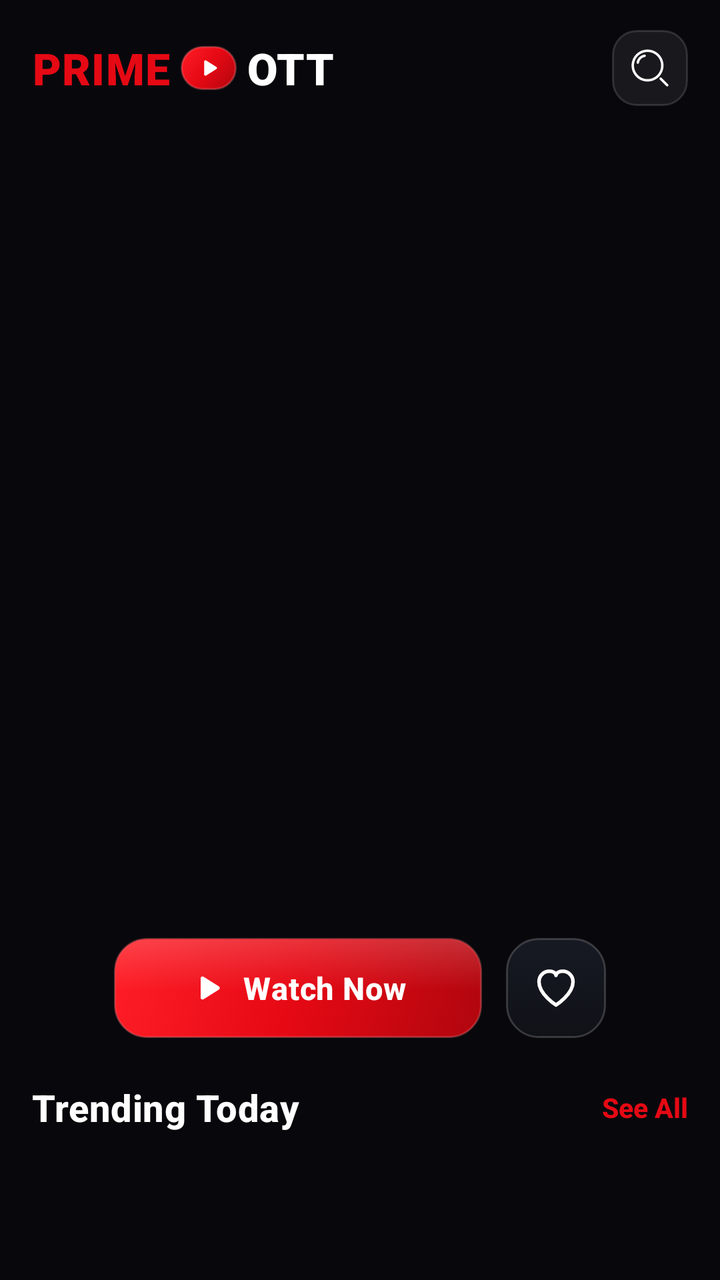
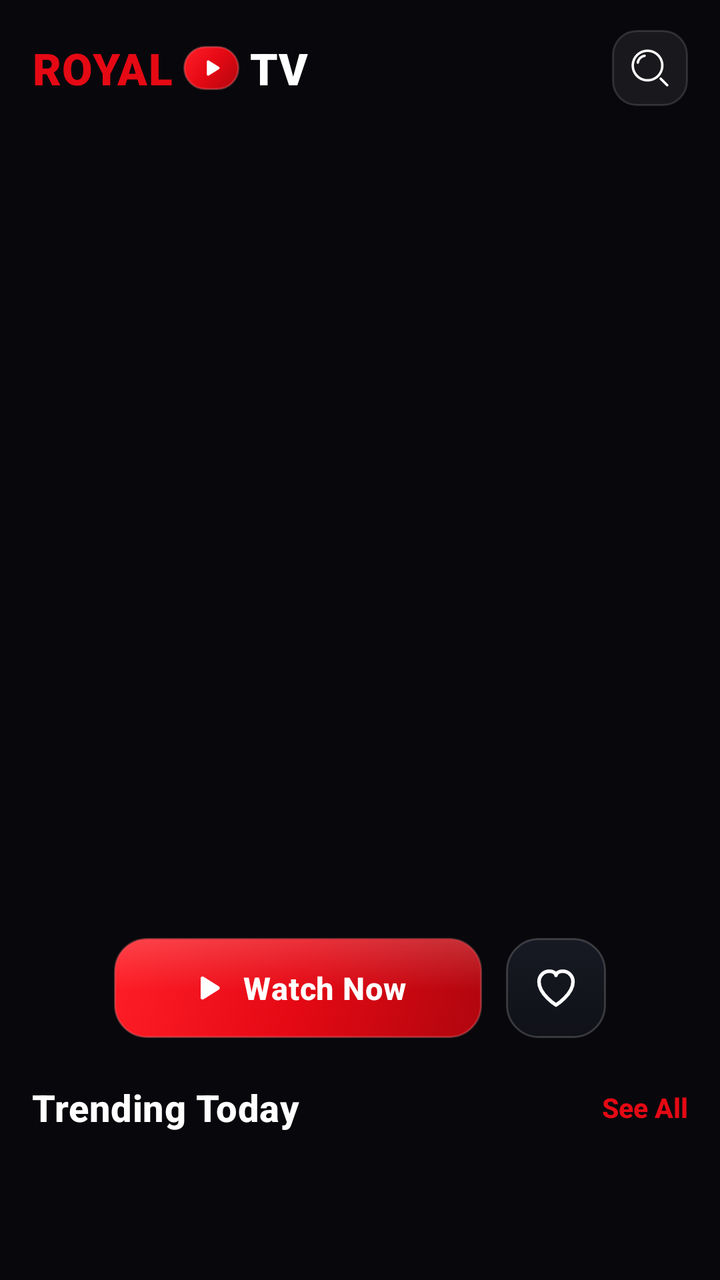

Compare the two renders of this Android layout. The source of the first and the diff that turns it into the second are given below.
<!-- AndroidManifest.xml: application theme Theme.MaterialComponents.DayNight.NoActionBar -->
<!-- res/layout/fragment_home.xml -->
<?xml version="1.0" encoding="utf-8"?>
<ScrollView xmlns:android="http://schemas.android.com/apk/res/android"
    xmlns:app="http://schemas.android.com/apk/res-auto"
    android:layout_width="match_parent"
    android:layout_height="match_parent"
    android:background="#08080C"
    android:layoutDirection="ltr"
    android:scrollbars="none">

    <LinearLayout
        android:layout_width="match_parent"
        android:layout_height="wrap_content"
        android:orientation="vertical"
        android:paddingBottom="90dp">

        
        <LinearLayout
            android:layout_width="match_parent"
            android:layout_height="56dp"
            android:layout_marginTop="6dp"
            android:gravity="center_vertical"
            android:orientation="horizontal"
            android:paddingHorizontal="16dp">

            <TextView
                android:layout_width="wrap_content"
                android:layout_height="wrap_content"
                android:fontFamily="sans-serif-black"
                android:letterSpacing="0.02"
                android:text="PRIME"
                android:textColor="#E50914"
                android:textSize="22sp"
                android:textStyle="bold" />

            <FrameLayout
                android:layout_width="28dp"
                android:layout_height="22dp"
                android:layout_marginHorizontal="5dp"
                android:background="@drawable/bg_btn_watch_now_luxury">

                <ImageView
                    android:layout_width="12dp"
                    android:layout_height="12dp"
                    android:layout_gravity="center"
                    android:src="@drawable/ic_play_watch_now" />
            </FrameLayout>

            <TextView
                android:layout_width="0dp"
                android:layout_height="wrap_content"
                android:layout_weight="1"
                android:fontFamily="sans-serif-black"
                android:letterSpacing="0.02"
                android:text="OTT"
                android:textColor="#FFFFFF"
                android:textSize="22sp"
                android:textStyle="bold" />

            <ImageView
                android:id="@+id/btnHomeSearch"
                android:layout_width="38dp"
                android:layout_height="38dp"
                android:background="@drawable/search_bg"
                android:padding="9dp"
                android:src="@drawable/ic_search" />
        </LinearLayout>

        
        <androidx.viewpager2.widget.ViewPager2
            android:id="@+id/heroViewPager"
            android:layout_width="match_parent"
            android:layout_height="385dp"
            android:layout_marginTop="6dp"
            android:clipChildren="false"
            android:clipToPadding="false"
            android:paddingHorizontal="38dp" />

        
        <LinearLayout
            android:layout_width="match_parent"
            android:layout_height="wrap_content"
            android:layout_marginTop="16dp"
            android:gravity="center"
            android:orientation="horizontal">

            <LinearLayout
                android:id="@+id/btnWatchFeatured"
                android:layout_width="184dp"
                android:layout_height="50dp"
                android:background="@drawable/bg_btn_watch_now_luxury"
                android:clickable="true"
                android:focusable="true"
                android:gravity="center"
                android:orientation="horizontal"
                android:paddingHorizontal="18dp">

                <ImageView
                    android:layout_width="18dp"
                    android:layout_height="18dp"
                    android:src="@drawable/ic_play_watch_now" />

                <TextView
                    android:layout_width="wrap_content"
                    android:layout_height="wrap_content"
                    android:layout_marginStart="9dp"
                    android:fontFamily="sans-serif-medium"
                    android:letterSpacing="0.02"
                    android:text="Watch Now"
                    android:textColor="#FFFFFF"
                    android:textSize="15.5sp"
                    android:textStyle="bold" />
            </LinearLayout>

            <ImageView
                android:id="@+id/btnHeroFavorite"
                android:layout_width="50dp"
                android:layout_height="50dp"
                android:layout_marginStart="12dp"
                android:background="@drawable/bg_btn_favorite_glass"
                android:clickable="true"
                android:focusable="true"
                android:padding="13dp"
                android:src="@drawable/ic_heart_outline" />
        </LinearLayout>

        
        <LinearLayout
            android:id="@+id/recentHeaderRow"
            android:layout_width="match_parent"
            android:layout_height="wrap_content"
            android:layout_marginTop="24dp"
            android:clickable="true"
            android:focusable="true"
            android:gravity="center_vertical"
            android:orientation="horizontal"
            android:paddingHorizontal="16dp"
            android:paddingVertical="4dp"
            android:visibility="gone">

            <TextView
                android:id="@+id/tvRecentHeader"
                android:layout_width="0dp"
                android:layout_height="wrap_content"
                android:layout_weight="1"
                android:fontFamily="sans-serif-medium"
                android:letterSpacing="0.01"
                android:text="Continue Watching"
                android:textColor="#FFFFFF"
                android:textSize="18.5sp"
                android:textStyle="bold" />

            <ImageView
                android:id="@+id/btnClearHistory"
                android:layout_width="26dp"
                android:layout_height="26dp"
                android:padding="3dp"
                android:src="@drawable/ic_arrow_right" />
        </LinearLayout>

        <androidx.recyclerview.widget.RecyclerView
            android:id="@+id/rvRecentWatched"
            android:layout_width="match_parent"
            android:layout_height="wrap_content"
            android:layout_marginTop="10dp"
            android:clipToPadding="false"
            android:paddingHorizontal="12dp"
            android:visibility="gone" />

        
        <LinearLayout
            android:layout_width="match_parent"
            android:layout_height="wrap_content"
            android:layout_marginTop="22dp"
            android:gravity="center_vertical"
            android:orientation="horizontal"
            android:paddingHorizontal="16dp">

            <TextView
                android:layout_width="0dp"
                android:layout_height="wrap_content"
                android:layout_weight="1"
                android:fontFamily="sans-serif-medium"
                android:letterSpacing="0.01"
                android:text="Trending Today"
                android:textColor="#FFFFFF"
                android:textSize="18.5sp"
                android:textStyle="bold" />

            <TextView
                android:id="@+id/btnSeeAllMovies"
                android:layout_width="wrap_content"
                android:layout_height="wrap_content"
                android:fontFamily="sans-serif-medium"
                android:text="See All"
                android:textColor="#E50914"
                android:textSize="13.5sp"
                android:textStyle="bold" />
        </LinearLayout>

        <androidx.recyclerview.widget.RecyclerView
            android:id="@+id/rvHomeChannels"
            android:layout_width="match_parent"
            android:layout_height="205dp"
            android:layout_marginTop="10dp"
            android:clipToPadding="false"
            android:paddingHorizontal="10dp" />

        
        <LinearLayout
            android:layout_width="match_parent"
            android:layout_height="wrap_content"
            android:layout_marginTop="18dp"
            android:gravity="center_vertical"
            android:orientation="horizontal"
            android:paddingHorizontal="16dp">

            <TextView
                android:layout_width="0dp"
                android:layout_height="wrap_content"
                android:layout_weight="1"
                android:fontFamily="sans-serif-medium"
                android:letterSpacing="0.01"
                android:text="Popular Movies"
                android:textColor="#FFFFFF"
                android:textSize="18.5sp"
                android:textStyle="bold" />

            <TextView
                android:id="@+id/btnSeeAllSeries"
                android:layout_width="wrap_content"
                android:layout_height="wrap_content"
                android:fontFamily="sans-serif-medium"
                android:text="See All"
                android:textColor="#E50914"
                android:textSize="13.5sp"
                android:textStyle="bold" />
        </LinearLayout>

        <androidx.recyclerview.widget.RecyclerView
            android:id="@+id/rvHomeSeries"
            android:layout_width="match_parent"
            android:layout_height="205dp"
            android:layout_marginTop="10dp"
            android:clipToPadding="false"
            android:paddingHorizontal="10dp" />

    </LinearLayout>
</ScrollView>
<!-- resources referenced by this layout -->
<resources>
  <!-- drawable bg_btn_favorite_glass (drawable) -->
  <?xml version="1.0" encoding="utf-8"?>
  <selector xmlns:android="http://schemas.android.com/apk/res/android">
      <item android:state_pressed="true">
          <shape android:shape="rectangle">
              <solid android:color="#33E50914" />
              <corners android:radius="16dp" />
              <stroke android:width="1.2dp" android:color="#88E50914" />
          </shape>
      </item>
      <item>
          <shape android:shape="rectangle">
              <gradient
                  android:angle="270"
                  android:startColor="#E6191C26"
                  android:endColor="#F2101218"
                  android:type="linear" />
              <corners android:radius="16dp" />
              <stroke android:width="1dp" android:color="#2EFFFFFF" />
          </shape>
      </item>
  </selector>
  <!-- drawable ic_arrow_right (drawable) -->
  <?xml version="1.0" encoding="utf-8"?>
  <vector xmlns:android="http://schemas.android.com/apk/res/android"
      android:width="20dp"
      android:height="20dp"
      android:viewportWidth="24.0"
      android:viewportHeight="24.0">
      <path
          android:fillColor="#00000000"
          android:pathData="M9,6L15,12L9,18"
          android:strokeWidth="2.2"
          android:strokeColor="#FFFFFF"
          android:strokeLineCap="round"
          android:strokeLineJoin="round" />
  </vector>
  <!-- drawable ic_heart_outline (drawable) -->
  <?xml version="1.0" encoding="utf-8"?>
  <vector xmlns:android="http://schemas.android.com/apk/res/android"
      android:width="22dp"
      android:height="22dp"
      android:viewportWidth="24.0"
      android:viewportHeight="24.0">
      <path
          android:fillColor="#00000000"
          android:pathData="M12,20.5C12,20.5 3.5,15.2 3.5,8.9C3.5,5.9 5.8,3.6 8.7,3.6C10.4,3.6 11.9,4.4 12,5.7C12.1,4.4 13.6,3.6 15.3,3.6C18.2,3.6 20.5,5.9 20.5,8.9C20.5,15.2 12,20.5 12,20.5Z"
          android:strokeWidth="1.8"
          android:strokeColor="#FFFFFF"
          android:strokeLineCap="round"
          android:strokeLineJoin="round" />
  </vector>
  <!-- drawable ic_play_watch_now (drawable) -->
  <?xml version="1.0" encoding="utf-8"?>
  <vector xmlns:android="http://schemas.android.com/apk/res/android"
      android:width="18dp"
      android:height="18dp"
      android:viewportWidth="24.0"
      android:viewportHeight="24.0">
      <path
          android:fillColor="#FFFFFF"
          android:pathData="M7.5,5.6v12.8c0,1.02 1.12,1.64 1.99,1.1l10.2,-6.4c0.81,-0.51 0.81,-1.69 0,-2.2L9.49,4.5C8.62,3.96 7.5,4.58 7.5,5.6z" />
  </vector>
  <!-- drawable search_bg (drawable) -->
  <?xml version="1.0" encoding="utf-8"?>
  <selector xmlns:android="http://schemas.android.com/apk/res/android">
      <item android:state_pressed="true">
          <shape android:shape="rectangle">
              <corners android:radius="12dp" />
              <solid android:color="#26E50914" />
              <stroke android:width="1.2dp" android:color="#80E50914" />
          </shape>
      </item>
      <item android:state_focused="true">
          <shape android:shape="rectangle">
              <corners android:radius="12dp" />
              <solid android:color="#18FFFFFF" />
              <stroke android:width="1.2dp" android:color="#4DFFFFFF" />
          </shape>
      </item>
      <item>
          <shape android:shape="rectangle">
              <corners android:radius="12dp" />
              <solid android:color="#12FFFFFF" />
              <stroke android:width="1dp" android:color="#22FFFFFF" />
          </shape>
      </item>
  </selector>
  <!-- unchanged entries left out for length: 2 -->
</resources>

<!-- the commit's change to res/layout/fragment_home.xml (unified diff, before → after) -->
@@ -27,7 +27,7 @@
                 android:layout_height="wrap_content"
                 android:fontFamily="sans-serif-black"
                 android:letterSpacing="0.02"
-                android:text="PRIME"
+                android:text="ROYAL"
                 android:textColor="#E50914"
                 android:textSize="22sp"
                 android:textStyle="bold" />
@@ -51,7 +51,7 @@
                 android:layout_weight="1"
                 android:fontFamily="sans-serif-black"
                 android:letterSpacing="0.02"
-                android:text="OTT"
+                android:text="TV"
                 android:textColor="#FFFFFF"
                 android:textSize="22sp"
                 android:textStyle="bold" />
